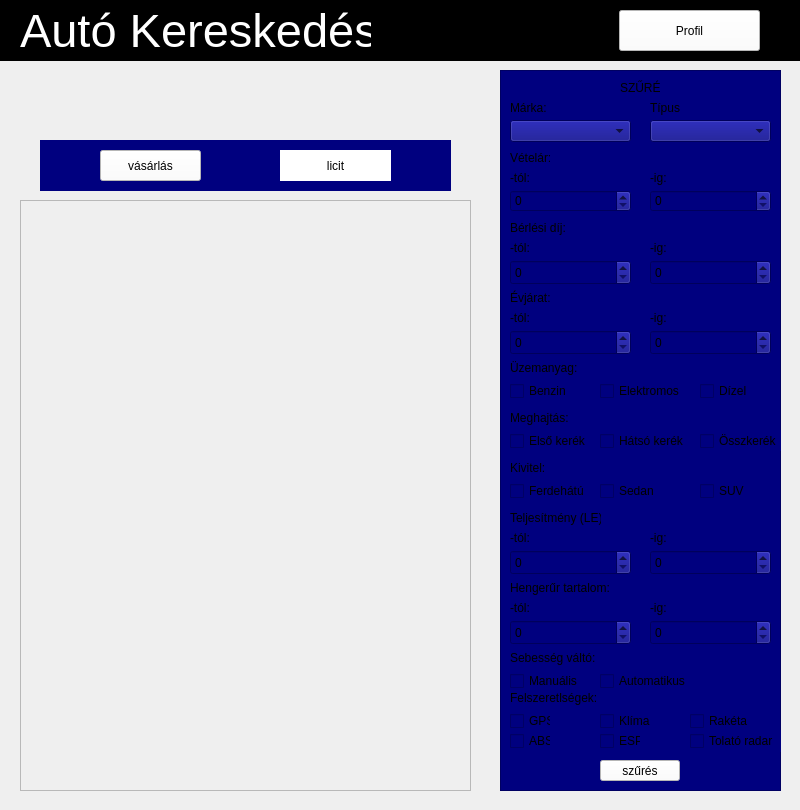
adreszka/szoftverfejlesztes_beadando, file autokereskedes/dialog.ui: the form before one commit.
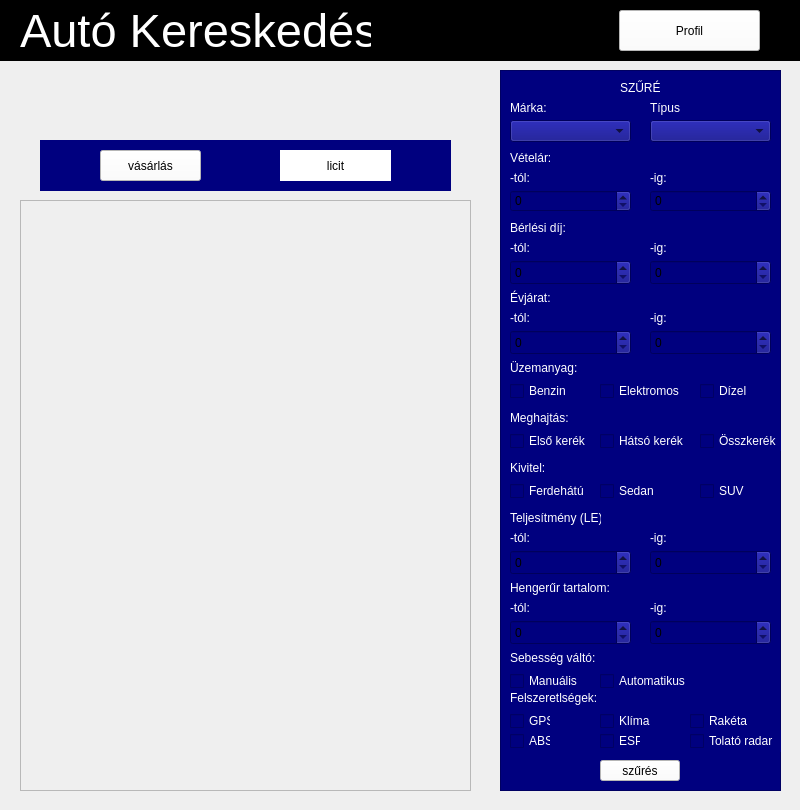
The form after the commit. The open tabs and pages were chosen to show the change.

Commit message: javított szűrés

Diff of the .ui file:
```diff
--- a/autokereskedes/dialog.ui
+++ b/autokereskedes/dialog.ui
@@ -1175,6 +1175,9 @@
         <height>16</height>
        </rect>
       </property>
+      <property name="styleSheet">
+       <string notr="true">color: rgb(255, 255, 255);</string>
+      </property>
       <property name="text">
        <string>Márka:</string>
       </property>
@@ -1198,6 +1201,9 @@
         <height>16</height>
        </rect>
       </property>
+      <property name="styleSheet">
+       <string notr="true">color: rgb(255, 255, 255);</string>
+      </property>
       <property name="text">
        <string>Típus:</string>
       </property>
@@ -1221,6 +1227,9 @@
         <height>16</height>
        </rect>
       </property>
+      <property name="styleSheet">
+       <string notr="true">color: rgb(255, 255, 255);</string>
+      </property>
       <property name="text">
        <string>Vételár:</string>
       </property>
@@ -1244,6 +1253,9 @@
         <height>16</height>
        </rect>
       </property>
+      <property name="styleSheet">
+       <string notr="true">color: rgb(255, 255, 255);</string>
+      </property>
       <property name="text">
        <string>-tól:</string>
       </property>
@@ -1267,6 +1279,9 @@
         <height>16</height>
        </rect>
       </property>
+      <property name="styleSheet">
+       <string notr="true">color: rgb(255, 255, 255);</string>
+      </property>
       <property name="text">
        <string>-ig:</string>
       </property>
@@ -1280,6 +1295,9 @@
         <height>16</height>
        </rect>
       </property>
+      <property name="styleSheet">
+       <string notr="true">color: rgb(255, 255, 255);</string>
+      </property>
       <property name="text">
        <string>SZŰRÉS</string>
       </property>
@@ -1313,6 +1331,9 @@
         <height>16</height>
        </rect>
       </property>
+      <property name="styleSheet">
+       <string notr="true">color: rgb(255, 255, 255);</string>
+      </property>
       <property name="text">
        <string>Bérlési díj:</string>
       </property>
@@ -1326,6 +1347,9 @@
         <height>16</height>
        </rect>
       </property>
+      <property name="styleSheet">
+       <string notr="true">color: rgb(255, 255, 255);</string>
+      </property>
       <property name="text">
        <string>-tól:</string>
       </property>
@@ -1339,6 +1363,9 @@
         <height>16</height>
        </rect>
       </property>
+      <property name="styleSheet">
+       <string notr="true">color: rgb(255, 255, 255);</string>
+      </property>
       <property name="text">
        <string>-ig:</string>
       </property>
@@ -1352,6 +1379,9 @@
         <height>16</height>
        </rect>
       </property>
+      <property name="styleSheet">
+       <string notr="true">color: rgb(255, 255, 255);</string>
+      </property>
       <property name="text">
        <string>Üzemanyag:</string>
       </property>
@@ -1374,6 +1404,9 @@
          <height>22</height>
         </rect>
        </property>
+       <property name="styleSheet">
+        <string notr="true">color: rgb(255, 255, 255);</string>
+       </property>
        <property name="text">
         <string>Benzin</string>
        </property>
@@ -1390,6 +1423,9 @@
          <height>22</height>
         </rect>
        </property>
+       <property name="styleSheet">
+        <string notr="true">color: rgb(255, 255, 255);</string>
+       </property>
        <property name="text">
         <string>Dízel</string>
        </property>
@@ -1403,6 +1439,9 @@
          <height>22</height>
         </rect>
        </property>
+       <property name="styleSheet">
+        <string notr="true">color: rgb(255, 255, 255);</string>
+       </property>
        <property name="text">
         <string>Elektromos</string>
        </property>
@@ -1417,6 +1456,9 @@
         <height>16</height>
        </rect>
       </property>
+      <property name="styleSheet">
+       <string notr="true">color: rgb(255, 255, 255);</string>
+      </property>
       <property name="text">
        <string>Meghajtás:</string>
       </property>
@@ -1439,6 +1481,9 @@
          <height>22</height>
         </rect>
        </property>
+       <property name="styleSheet">
+        <string notr="true">color: rgb(255, 255, 255);</string>
+       </property>
        <property name="text">
         <string>Első kerék</string>
        </property>
@@ -1455,6 +1500,9 @@
          <height>22</height>
         </rect>
        </property>
+       <property name="styleSheet">
+        <string notr="true">color: rgb(255, 255, 255);</string>
+       </property>
        <property name="text">
         <string>Hátsó kerék</string>
        </property>
@@ -1468,6 +1516,9 @@
          <height>22</height>
         </rect>
        </property>
+       <property name="styleSheet">
+        <string notr="true">color: rgb(255, 255, 255);</string>
+       </property>
        <property name="text">
         <string>Összkerék</string>
        </property>
@@ -1502,6 +1553,9 @@
         <height>16</height>
        </rect>
       </property>
+      <property name="styleSheet">
+       <string notr="true">color: rgb(255, 255, 255);</string>
+      </property>
       <property name="text">
        <string>Évjárat:</string>
       </property>
@@ -1515,6 +1569,9 @@
         <height>16</height>
        </rect>
       </property>
+      <property name="styleSheet">
+       <string notr="true">color: rgb(255, 255, 255);</string>
+      </property>
       <property name="text">
        <string>-tól:</string>
       </property>
@@ -1528,6 +1585,9 @@
         <height>16</height>
        </rect>
       </property>
+      <property name="styleSheet">
+       <string notr="true">color: rgb(255, 255, 255);</string>
+      </property>
       <property name="text">
        <string>-ig:</string>
       </property>
@@ -1541,6 +1601,9 @@
         <height>16</height>
        </rect>
       </property>
+      <property name="styleSheet">
+       <string notr="true">color: rgb(255, 255, 255);</string>
+      </property>
       <property name="text">
        <string>Kivitel:</string>
       </property>
@@ -1563,6 +1626,9 @@
          <height>22</height>
         </rect>
        </property>
+       <property name="styleSheet">
+        <string notr="true">color: rgb(255, 255, 255);</string>
+       </property>
        <property name="text">
         <string>Ferdehátú</string>
        </property>
@@ -1579,6 +1645,9 @@
          <height>22</height>
         </rect>
        </property>
+       <property name="styleSheet">
+        <string notr="true">color: rgb(255, 255, 255);</string>
+       </property>
        <property name="text">
         <string>Sedan</string>
        </property>
@@ -1592,6 +1661,9 @@
          <height>22</height>
         </rect>
        </property>
+       <property name="styleSheet">
+        <string notr="true">color: rgb(255, 255, 255);</string>
+       </property>
        <property name="text">
         <string>SUV</string>
        </property>
@@ -1606,6 +1678,9 @@
         <height>16</height>
        </rect>
       </property>
+      <property name="styleSheet">
+       <string notr="true">color: rgb(255, 255, 255);</string>
+      </property>
       <property name="text">
        <string>Teljesítmény (LE):</string>
       </property>
@@ -1639,6 +1714,9 @@
         <height>16</height>
        </rect>
       </property>
+      <property name="styleSheet">
+       <string notr="true">color: rgb(255, 255, 255);</string>
+      </property>
       <property name="text">
        <string>-ig:</string>
       </property>
@@ -1652,6 +1730,9 @@
         <height>16</height>
        </rect>
       </property>
+      <property name="styleSheet">
+       <string notr="true">color: rgb(255, 255, 255);</string>
+      </property>
       <property name="text">
        <string>-tól:</string>
       </property>
@@ -1685,6 +1766,9 @@
         <height>16</height>
        </rect>
       </property>
+      <property name="styleSheet">
+       <string notr="true">color: rgb(255, 255, 255);</string>
+      </property>
       <property name="text">
        <string>-tól:</string>
       </property>
@@ -1698,6 +1782,9 @@
         <height>16</height>
        </rect>
       </property>
+      <property name="styleSheet">
+       <string notr="true">color: rgb(255, 255, 255);</string>
+      </property>
       <property name="text">
        <string>-ig:</string>
       </property>
@@ -1711,6 +1798,9 @@
         <height>16</height>
        </rect>
       </property>
+      <property name="styleSheet">
+       <string notr="true">color: rgb(255, 255, 255);</string>
+      </property>
       <property name="text">
        <string>Hengerűr tartalom:</string>
       </property>
@@ -1733,6 +1823,9 @@
          <height>22</height>
         </rect>
        </property>
+       <property name="styleSheet">
+        <string notr="true">color: rgb(255, 255, 255);</string>
+       </property>
        <property name="text">
         <string>Manuális</string>
        </property>
@@ -1749,6 +1842,9 @@
          <height>22</height>
         </rect>
        </property>
+       <property name="styleSheet">
+        <string notr="true">color: rgb(255, 255, 255);</string>
+       </property>
        <property name="text">
         <string>Automatikus</string>
        </property>
@@ -1763,6 +1859,9 @@
         <height>15</height>
        </rect>
       </property>
+      <property name="styleSheet">
+       <string notr="true">color: rgb(255, 255, 255);</string>
+      </property>
       <property name="text">
        <string>Sebesség váltó:</string>
       </property>
@@ -1776,6 +1875,9 @@
         <height>16</height>
        </rect>
       </property>
+      <property name="styleSheet">
+       <string notr="true">color: rgb(255, 255, 255);</string>
+      </property>
       <property name="text">
        <string>Felszeretlségek:</string>
       </property>
@@ -1789,6 +1891,9 @@
         <height>22</height>
        </rect>
       </property>
+      <property name="styleSheet">
+       <string notr="true">color: rgb(255, 255, 255);</string>
+      </property>
       <property name="text">
        <string>ABS</string>
       </property>
@@ -1802,6 +1907,9 @@
         <height>22</height>
        </rect>
       </property>
+      <property name="styleSheet">
+       <string notr="true">color: rgb(255, 255, 255);</string>
+      </property>
       <property name="text">
        <string>Klíma</string>
       </property>
@@ -1815,6 +1923,9 @@
         <height>22</height>
        </rect>
       </property>
+      <property name="styleSheet">
+       <string notr="true">color: rgb(255, 255, 255);</string>
+      </property>
       <property name="text">
        <string>Tolató radar</string>
       </property>
@@ -1828,6 +1939,9 @@
         <height>22</height>
        </rect>
       </property>
+      <property name="styleSheet">
+       <string notr="true">color: rgb(255, 255, 255);</string>
+      </property>
       <property name="text">
        <string>Rakéta</string>
       </property>
@@ -1841,6 +1955,9 @@
         <height>22</height>
        </rect>
       </property>
+      <property name="styleSheet">
+       <string notr="true">color: rgb(255, 255, 255);</string>
+      </property>
       <property name="text">
        <string>ESP</string>
       </property>
@@ -1854,6 +1971,9 @@
         <height>22</height>
        </rect>
       </property>
+      <property name="styleSheet">
+       <string notr="true">color: rgb(255, 255, 255);</string>
+      </property>
       <property name="text">
        <string>GPS</string>
       </property>
```
Left out of the diff: 22 changed lines with no effect on the pictures. The commit also changes 1 other file.
